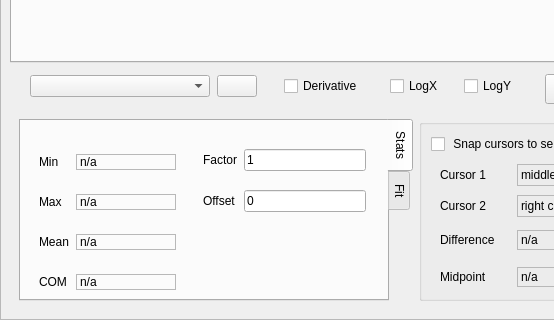
The window that gemviz/resources/bluesky_runs_catalog_run_viz.ui (BCDA-APS/gemviz) describes before a commit, drawn with Qt 5; both pictures show x 0 to 554 and y 421 to 741 of the 675 by 741 pixel window.
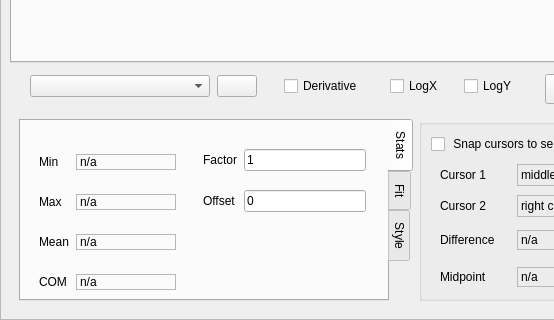
The same window after the commit. Icons and pictures are not drawn.

Commit message: Implement cursor functionality for curve interaction

```diff
--- a/gemviz/resources/bluesky_runs_catalog_run_viz.ui
+++ b/gemviz/resources/bluesky_runs_catalog_run_viz.ui
@@ -761,6 +761,11 @@
               </item>
              </layout>
             </widget>
+            <widget class="QWidget" name="Style">
+             <attribute name="title">
+              <string>Style</string>
+             </attribute>
+            </widget>
            </widget>
           </item>
           <item>
```
The commit also changes 1 other file.
